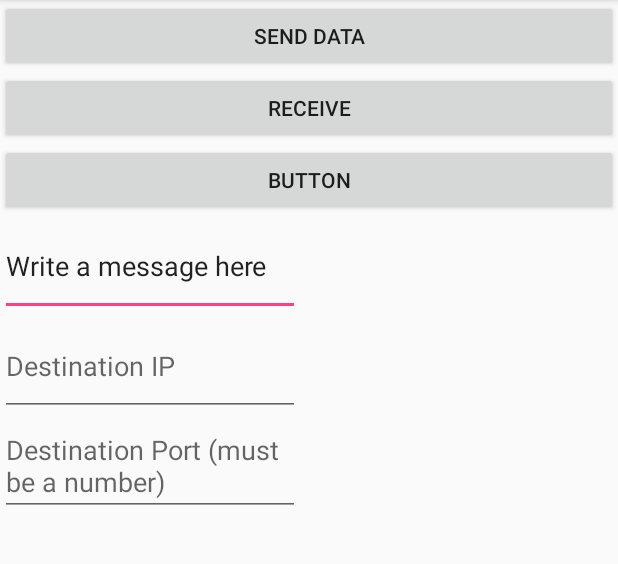
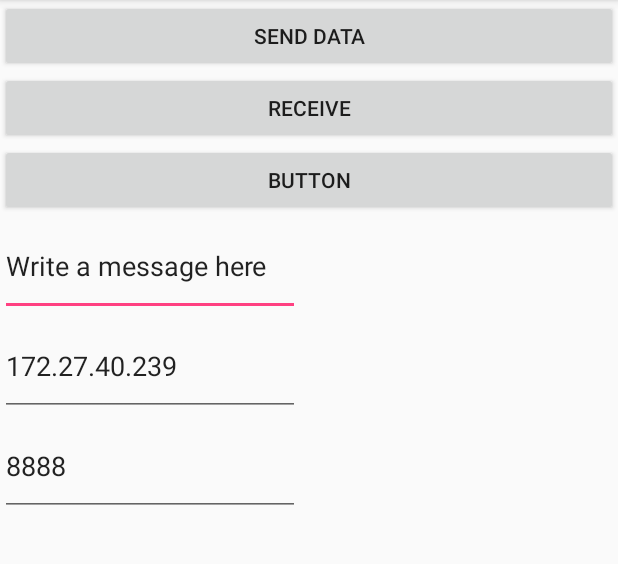
Before and after one commit to PeterLZhou/BluetoothWifi, an Android app: the WifiActivity screen opened directly, with no data from a screen before it, after a tap on "BUTTON", on a phone screen of 412 x 824 dp, the part 84-648 px from its top. Run offline under Robolectric (Android 15) with nearby library versions, the phone set to English and light mode, and no system bars; 1 statement that could not run was skipped.

Commit message:
Fixed some broken stuff

```diff
--- a/app/src/main/java/com/peterlzhou/bluetoothwifi/FileServerAsyncTask.java
+++ b/app/src/main/java/com/peterlzhou/bluetoothwifi/FileServerAsyncTask.java
@@ -109,6 +109,7 @@ public class FileServerAsyncTask extends AsyncTask<Void, Void, String> {
                 e.printStackTrace();
             }
         }
+        System.out.println("String is " + sb.toString());
         return new JSONObject(sb.toString());
     }
 
--- a/app/src/main/java/com/peterlzhou/bluetoothwifi/FileTransferService.java
+++ b/app/src/main/java/com/peterlzhou/bluetoothwifi/FileTransferService.java
@@ -64,9 +64,6 @@ public class FileTransferService extends IntentService {
      */
     @Override
     protected void onHandleIntent(Intent intent) {
-        System.out.println("Getting message from internet!");
-
-
         System.out.println("Sending message!");
         Context context = getApplicationContext();
         String host = intent.getExtras().getString(EXTRAS_GROUP_OWNER_ADDRESS);
@@ -83,7 +80,7 @@ public class FileTransferService extends IntentService {
             String ip = Formatter.formatIpAddress(wm.getConnectionInfo().getIpAddress());
             pack.put("srcIP", ip);
             pack.put("destIP", intent.getExtras().getString("dest_host"));
-            pack.put("destPort", Integer.parseInt(intent.getExtras().getString("dest_port")));
+            pack.put("destPort", intent.getExtras().getInt("dest_port"));
             pack.put("ID", System.currentTimeMillis());
             pack.put("body", message);
             pack.put("ack", false);
--- a/app/src/main/java/com/peterlzhou/bluetoothwifi/SendToInternet.java
+++ b/app/src/main/java/com/peterlzhou/bluetoothwifi/SendToInternet.java
@@ -41,19 +41,20 @@ public class SendToInternet extends IntentService {
         super("FileTransferService");
     }
 
-    @Override
+    /*@Override
     public void onCreate() {
         // TODO Auto-generated method stub
         System.out.println("Service started!");
         super.onCreate();
         mHandler = new Handler();
-    }
+    }*/
     /*
      * (non-Javadoc)
      * @see android.app.IntentService#onHandleIntent(android.content.Intent)
      */
     @Override
     protected void onHandleIntent(Intent intent) {
+        System.out.println("Handling Intent");
         HttpURLConnection client = null;
         try {
             URL url = new URL("https://bluetoothwifi.herokuapp.com/ping");
--- a/app/src/main/java/com/peterlzhou/bluetoothwifi/WifiActivity.java
+++ b/app/src/main/java/com/peterlzhou/bluetoothwifi/WifiActivity.java
@@ -30,6 +30,7 @@ import java.util.ArrayList;
 import java.util.Calendar;
 import java.util.HashMap;
 import java.util.List;
+import java.util.NoSuchElementException;
 
 import static java.sql.Types.NULL;
 
@@ -174,6 +175,7 @@ public class WifiActivity extends AppCompatActivity implements WifiP2pManager.Pe
 
     @Override
     public void onPeersAvailable(WifiP2pDeviceList peerlist) {
+        try {
             //System.out.println("Peerlist available");
             //System.out.println(peerlist);
             //System.out.println(peerlist.getDeviceList());
@@ -200,6 +202,10 @@ public class WifiActivity extends AppCompatActivity implements WifiP2pManager.Pe
                 }
             });
         }
+        catch (NoSuchElementException e){
+            System.out.println("no next");
+        }
+    }
 
     public void sendData(String message, String ip, int port){
         System.out.println("sendasclient");
@@ -218,8 +224,9 @@ public class WifiActivity extends AppCompatActivity implements WifiP2pManager.Pe
     }
 
     public void reachWeb(){
-        Intent serviceIntent = new Intent(this, FileTransferService.class);
-        this.startService(serviceIntent);
+        System.out.println("Sending to web");
+        Intent serviceIntent2 = new Intent(this, SendToInternet.class);
+        this.startService(serviceIntent2);
     }
 
 
--- a/app/src/main/res/layout/wifilayout.xml
+++ b/app/src/main/res/layout/wifilayout.xml
@@ -28,14 +28,16 @@
         android:text="Write a message here" />
 
     <EditText
+        android:id="@+id/dest_ip"
         android:layout_width="300px"
         android:layout_height="100px"
-        android:id="@+id/dest_ip"
-        android:hint="Destination IP" />
+        android:hint="Destination IP"
+        android:text="172.27.40.239" />
 
     <EditText
+        android:id="@+id/dest_port"
         android:layout_width="300px"
         android:layout_height="100px"
-        android:id="@+id/dest_port"
-        android:hint="Destination Port (must be a number)" />
+        android:hint="Destination Port (must be a number)"
+        android:text="8888" />
 </LinearLayout>
```
Lines whose indentation alone changed are shown as unchanged.
